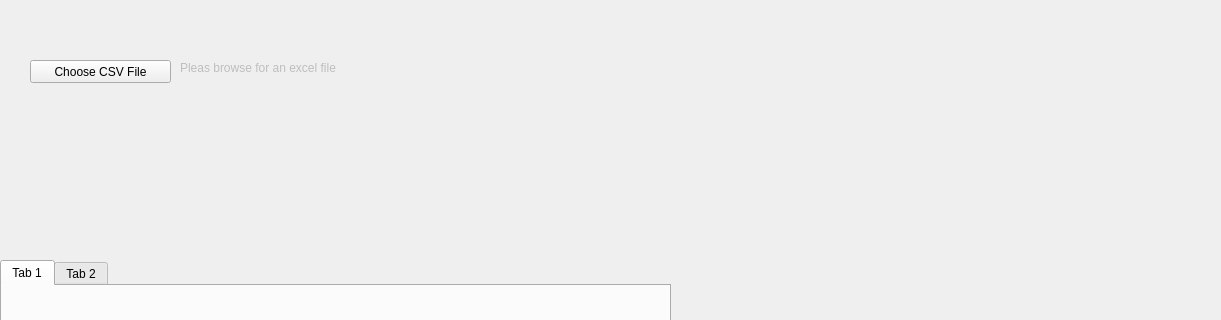
The window that casper_vip.ui (ddooley2/CASPERapp_2.0) describes before a commit, drawn with Qt 5; both pictures show x 0 to 1221 and y 0 to 320 of the 1221 by 838 pixel window.
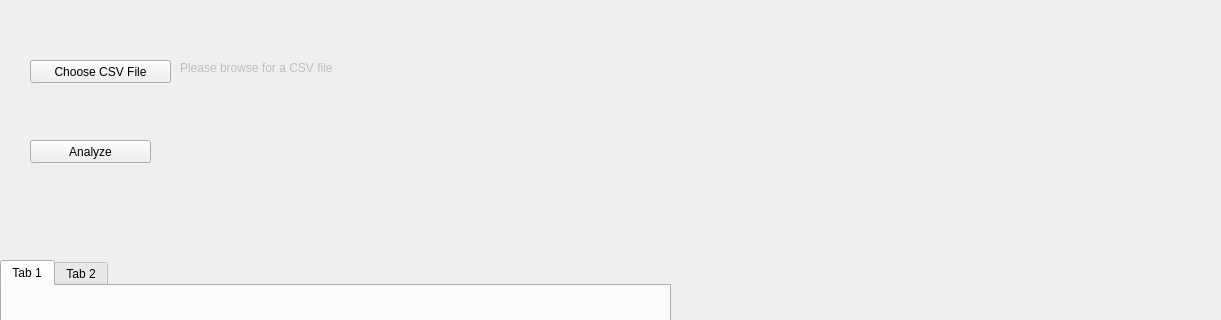
The same window after the commit.

Commit message: starting to parse the CSV file

Diff of the .ui file:
```diff
--- a/casper_vip.ui
+++ b/casper_vip.ui
@@ -58,7 +58,7 @@
      <rect>
       <x>180</x>
       <y>60</y>
-      <width>241</width>
+      <width>1001</width>
       <height>16</height>
      </rect>
     </property>
@@ -66,7 +66,7 @@
      <string>&lt;html&gt;&lt;head/&gt;&lt;body&gt;&lt;p&gt;Please click the &amp;quot;Choose CSV File&amp;quot; button to browse for a CSV file to use.&lt;/p&gt;&lt;/body&gt;&lt;/html&gt;</string>
     </property>
     <property name="text">
-     <string>Pleas browse for an excel file</string>
+     <string>Please browse for a CSV file</string>
     </property>
    </widget>
    <widget class="QPushButton" name="back_button">
@@ -82,6 +82,22 @@
      <string>Go Back</string>
     </property>
    </widget>
+   <widget class="QPushButton" name="analyze_button">
+    <property name="geometry">
+     <rect>
+      <x>30</x>
+      <y>140</y>
+      <width>121</width>
+      <height>23</height>
+     </rect>
+    </property>
+    <property name="toolTip">
+     <string>&lt;html&gt;&lt;head/&gt;&lt;body&gt;&lt;p&gt;Analyze the CSV file chosen&lt;/p&gt;&lt;/body&gt;&lt;/html&gt;</string>
+    </property>
+    <property name="text">
+     <string>Analyze</string>
+    </property>
+   </widget>
   </widget>
   <widget class="QMenuBar" name="menubar">
    <property name="geometry">
```
Left out of the diff: 3 changed lines with no effect on the pictures. The commit also changes 1 other file.
